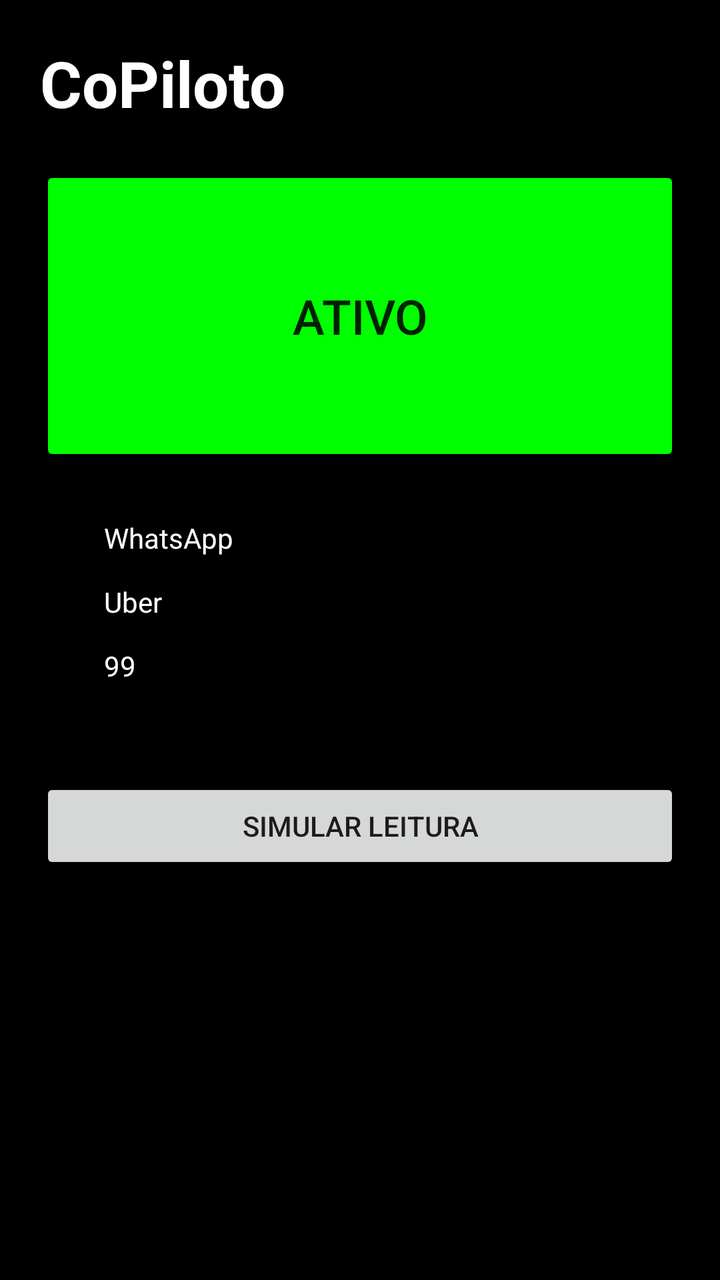
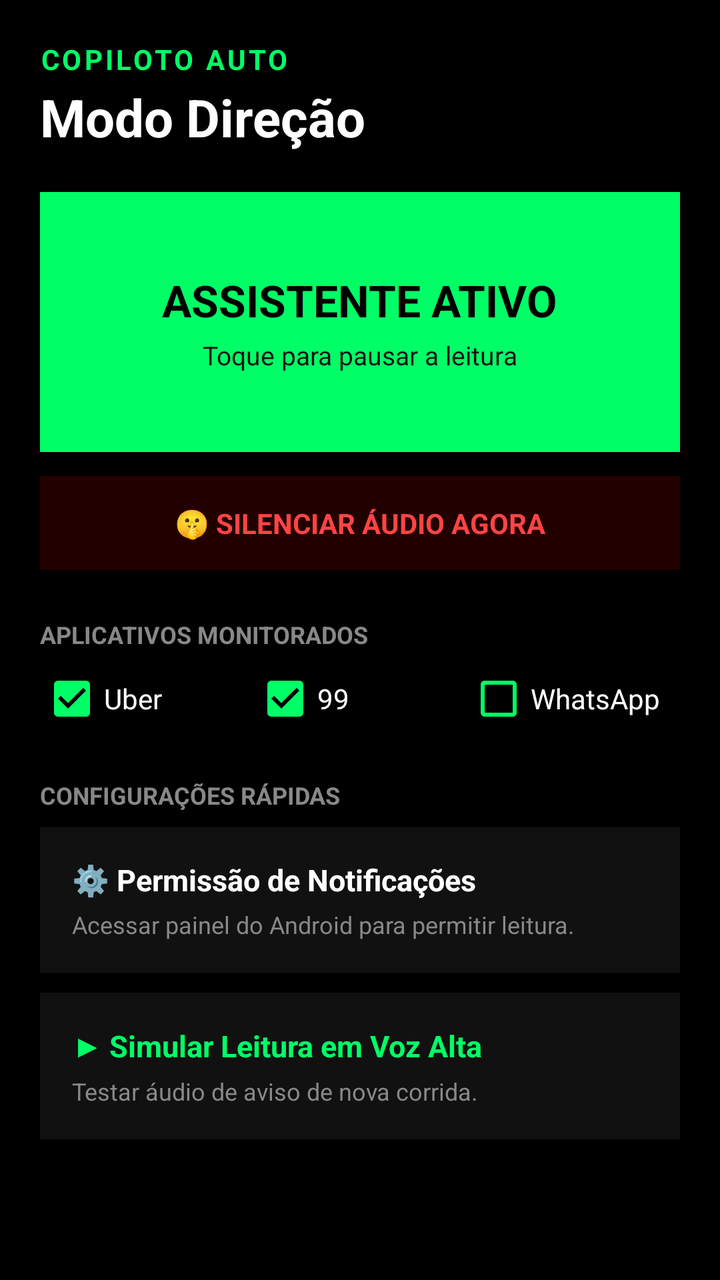

Before-and-after screenshots of an Android layout around one commit, followed by the original layout XML and the change that was made.
<!-- AndroidManifest.xml: application theme Theme.AppCompat.Light.NoActionBar -->
<!-- res/layout/activity_main.xml -->
<?xml version="1.0" encoding="utf-8"?>
<LinearLayout xmlns:android="http://schemas.android.com/apk/res/android"
    android:layout_width="match_parent"
    android:layout_height="match_parent"
    android:background="#000000"
    android:orientation="vertical"
    android:padding="20dp">

    <TextView
        android:layout_width="wrap_content"
        android:layout_height="wrap_content"
        android:text="CoPiloto"
        android:textColor="#FFFFFF"
        android:textSize="32sp"
        android:textStyle="bold" />

    <Button
        android:id="@+id/btnStatus"
        android:layout_width="match_parent"
        android:layout_height="150dp"
        android:layout_marginTop="20dp"
        android:text="ATIVO"
        android:textSize="24sp"
        android:backgroundTint="#00FF00" />

    <CheckBox android:id="@+id/cbWhatsapp" android:layout_width="wrap_content" android:layout_height="wrap_content" android:text="WhatsApp" android:textColor="#FFFFFF" android:layout_marginTop="20dp"/>
    <CheckBox android:id="@+id/cbUber" android:layout_width="wrap_content" android:layout_height="wrap_content" android:text="Uber" android:textColor="#FFFFFF" />
    <CheckBox android:id="@+id/cb99" android:layout_width="wrap_content" android:layout_height="wrap_content" android:text="99" android:textColor="#FFFFFF" />

    <Button
        android:id="@+id/btnSimular"
        android:layout_width="match_parent"
        android:layout_height="wrap_content"
        android:layout_marginTop="40dp"
        android:text="Simular Leitura" />

</LinearLayout>
<!-- resources referenced by this layout -->
<resources>

</resources>

<!-- the commit's change to res/layout/activity_main.xml (unified diff, before → after) -->
@@ -1,37 +1,201 @@
 <?xml version="1.0" encoding="utf-8"?>
-<LinearLayout xmlns:android="http://schemas.android.com/apk/res/android"
+<ScrollView xmlns:android="http://schemas.android.com/apk/res/android"
     android:layout_width="match_parent"
     android:layout_height="match_parent"
     android:background="#000000"
-    android:orientation="vertical"
-    android:padding="20dp">
-
-    <TextView
-        android:layout_width="wrap_content"
-        android:layout_height="wrap_content"
-        android:text="CoPiloto"
-        android:textColor="#FFFFFF"
-        android:textSize="32sp"
-        android:textStyle="bold" />
-
-    <Button
-        android:id="@+id/btnStatus"
-        android:layout_width="match_parent"
-        android:layout_height="150dp"
-        android:layout_marginTop="20dp"
-        android:text="ATIVO"
-        android:textSize="24sp"
-        android:backgroundTint="#00FF00" />
-
-    <CheckBox android:id="@+id/cbWhatsapp" android:layout_width="wrap_content" android:layout_height="wrap_content" android:text="WhatsApp" android:textColor="#FFFFFF" android:layout_marginTop="20dp"/>
-    <CheckBox android:id="@+id/cbUber" android:layout_width="wrap_content" android:layout_height="wrap_content" android:text="Uber" android:textColor="#FFFFFF" />
-    <CheckBox android:id="@+id/cb99" android:layout_width="wrap_content" android:layout_height="wrap_content" android:text="99" android:textColor="#FFFFFF" />
-
-    <Button
-        android:id="@+id/btnSimular"
+    android:fillViewport="true">
+
+    <LinearLayout
         android:layout_width="match_parent"
         android:layout_height="wrap_content"
-        android:layout_marginTop="40dp"
-        android:text="Simular Leitura" />
-
-</LinearLayout>
+        android:orientation="vertical"
+        android:padding="20dp">
+
+        <TextView
+            android:layout_width="wrap_content"
+            android:layout_height="wrap_content"
+            android:text="COPILOTO AUTO"
+            android:textColor="#00FF66"
+            android:textSize="14sp"
+            android:textStyle="bold"
+            android:letterSpacing="0.1" />
+
+        <TextView
+            android:layout_width="wrap_content"
+            android:layout_height="wrap_content"
+            android:text="Modo Direção"
+            android:textColor="#FFFFFF"
+            android:textSize="26sp"
+            android:textStyle="bold"
+            android:layout_marginTop="2dp" />
+
+        
+        <LinearLayout
+            android:id="@+id/btnToggleState"
+            android:layout_width="match_parent"
+            android:layout_height="130dp"
+            android:layout_marginTop="20dp"
+            android:background="#00FF66"
+            android:gravity="center"
+            android:orientation="vertical"
+            android:clickable="true"
+            android:focusable="true">
+
+            <TextView
+                android:id="@+id/txtStatusTitle"
+                android:layout_width="wrap_content"
+                android:layout_height="wrap_content"
+                android:text="ASSISTENTE ATIVO"
+                android:textColor="#000000"
+                android:textSize="22sp"
+                android:textStyle="bold" />
+
+            <TextView
+                android:id="@+id/txtStatusSubtitle"
+                android:layout_width="wrap_content"
+                android:layout_height="wrap_content"
+                android:text="Toque para pausar a leitura"
+                android:textColor="#121212"
+                android:textSize="13sp"
+                android:layout_marginTop="4dp" />
+        </LinearLayout>
+
+        
+        <LinearLayout
+            android:id="@+id/btnMute"
+            android:layout_width="match_parent"
+            android:layout_height="wrap_content"
+            android:layout_marginTop="12dp"
+            android:background="#220000"
+            android:padding="14dp"
+            android:gravity="center"
+            android:orientation="horizontal"
+            android:clickable="true"
+            android:focusable="true">
+
+            <TextView
+                android:layout_width="wrap_content"
+                android:layout_height="wrap_content"
+                android:text="🤫 SILENCIAR ÁUDIO AGORA"
+                android:textColor="#FF4444"
+                android:textSize="14sp"
+                android:textStyle="bold" />
+        </LinearLayout>
+
+        
+        <TextView
+            android:layout_width="wrap_content"
+            android:layout_height="wrap_content"
+            android:text="APLICATIVOS MONITORADOS"
+            android:textColor="#888888"
+            android:textSize="12sp"
+            android:textStyle="bold"
+            android:layout_marginTop="24dp" />
+
+        <LinearLayout
+            android:layout_width="match_parent"
+            android:layout_height="wrap_content"
+            android:orientation="horizontal"
+            android:layout_marginTop="8dp">
+
+            <CheckBox
+                android:id="@+id/chkUber"
+                android:layout_width="0dp"
+                android:layout_height="wrap_content"
+                android:layout_weight="1"
+                android:text="Uber"
+                android:textColor="#FFFFFF"
+                android:checked="true"
+                android:buttonTint="#00FF66" />
+
+            <CheckBox
+                android:id="@+id/chk99"
+                android:layout_width="0dp"
+                android:layout_height="wrap_content"
+                android:layout_weight="1"
+                android:text="99"
+                android:textColor="#FFFFFF"
+                android:checked="true"
+                android:buttonTint="#00FF66" />
+
+            <CheckBox
+                android:id="@+id/chkWhats"
+                android:layout_width="0dp"
+                android:layout_height="wrap_content"
+                android:layout_weight="1"
+                android:text="WhatsApp"
+                android:textColor="#FFFFFF"
+                android:checked="false"
+                android:buttonTint="#00FF66" />
+        </LinearLayout>
+
+        
+        <TextView
+            android:layout_width="wrap_content"
+            android:layout_height="wrap_content"
+            android:text="CONFIGURAÇÕES RÁPIDAS"
+            android:textColor="#888888"
+            android:textSize="12sp"
+            android:textStyle="bold"
+            android:layout_marginTop="24dp" />
+
+        
+        <LinearLayout
+            android:id="@+id/cardPermissions"
+            android:layout_width="match_parent"
+            android:layout_height="wrap_content"
+            android:layout_marginTop="8dp"
+            android:background="#111111"
+            android:padding="16dp"
+            android:orientation="vertical"
+            android:clickable="true"
+            android:focusable="true">
+
+            <TextView
+                android:layout_width="wrap_content"
+                android:layout_height="wrap_content"
+                android:text="⚙️ Permissão de Notificações"
+                android:textColor="#FFFFFF"
+                android:textSize="15sp"
+                android:textStyle="bold" />
+
+            <TextView
+                android:layout_width="wrap_content"
+                android:layout_height="wrap_content"
+                android:text="Acessar painel do Android para permitir leitura."
+                android:textColor="#888888"
+                android:textSize="12sp"
+                android:layout_marginTop="4dp" />
+        </LinearLayout>
+
+        
+        <LinearLayout
+            android:id="@+id/btnTestAudio"
+            android:layout_width="match_parent"
+            android:layout_height="wrap_content"
+            android:layout_marginTop="10dp"
+            android:background="#111111"
+            android:padding="16dp"
+            android:orientation="vertical"
+            android:clickable="true"
+            android:focusable="true">
+
+            <TextView
+                android:layout_width="wrap_content"
+                android:layout_height="wrap_content"
+                android:text="▶ Simular Leitura em Voz Alta"
+                android:textColor="#00FF66"
+                android:textSize="15sp"
+                android:textStyle="bold" />
+
+            <TextView
+                android:layout_width="wrap_content"
+                android:layout_height="wrap_content"
+                android:text="Testar áudio de aviso de nova corrida."
+                android:textColor="#888888"
+                android:textSize="12sp"
+                android:layout_marginTop="4dp" />
+        </LinearLayout>
+
+    </LinearLayout>
+</ScrollView>
